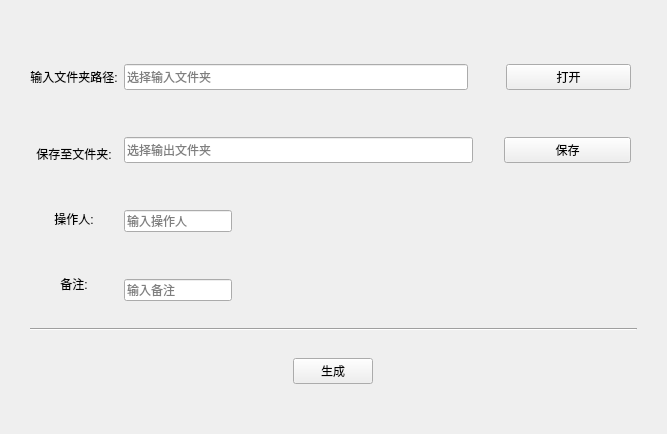
Qt form BillReceive/BillReceive.ui (2677418756/tool_yunying) before a commit.
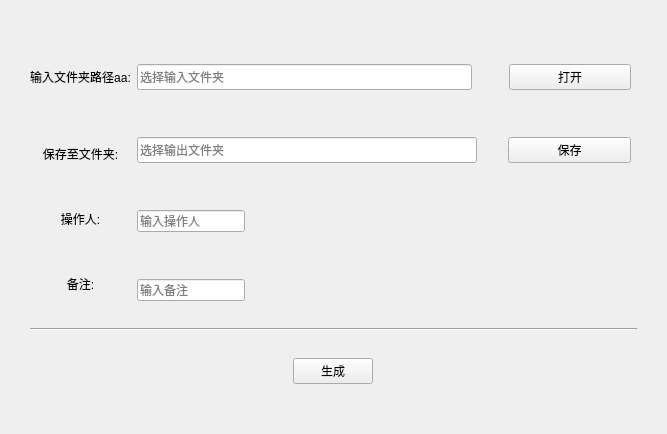
The same form after that commit.

```diff
--- a/BillReceive/BillReceive.ui
+++ b/BillReceive/BillReceive.ui
@@ -285,7 +285,7 @@
         </sizepolicy>
        </property>
        <property name="text">
-        <string>输入文件夹路径:</string>
+        <string>输入文件夹路径aa:</string>
        </property>
        <property name="alignment">
         <set>Qt::AlignCenter</set>
```
